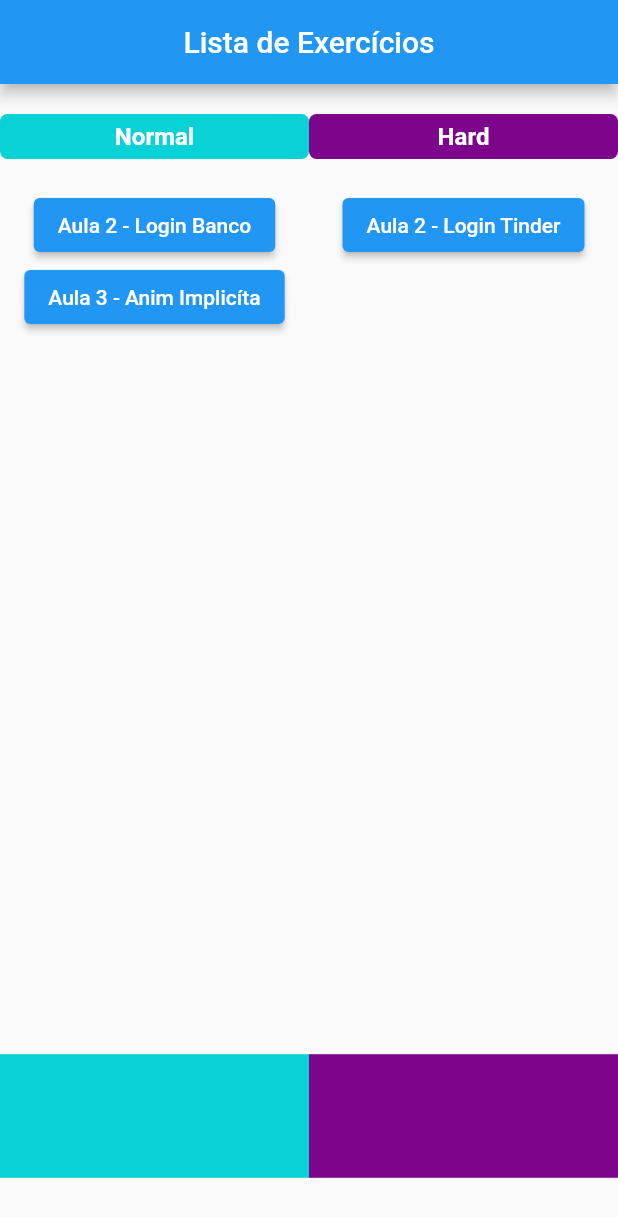
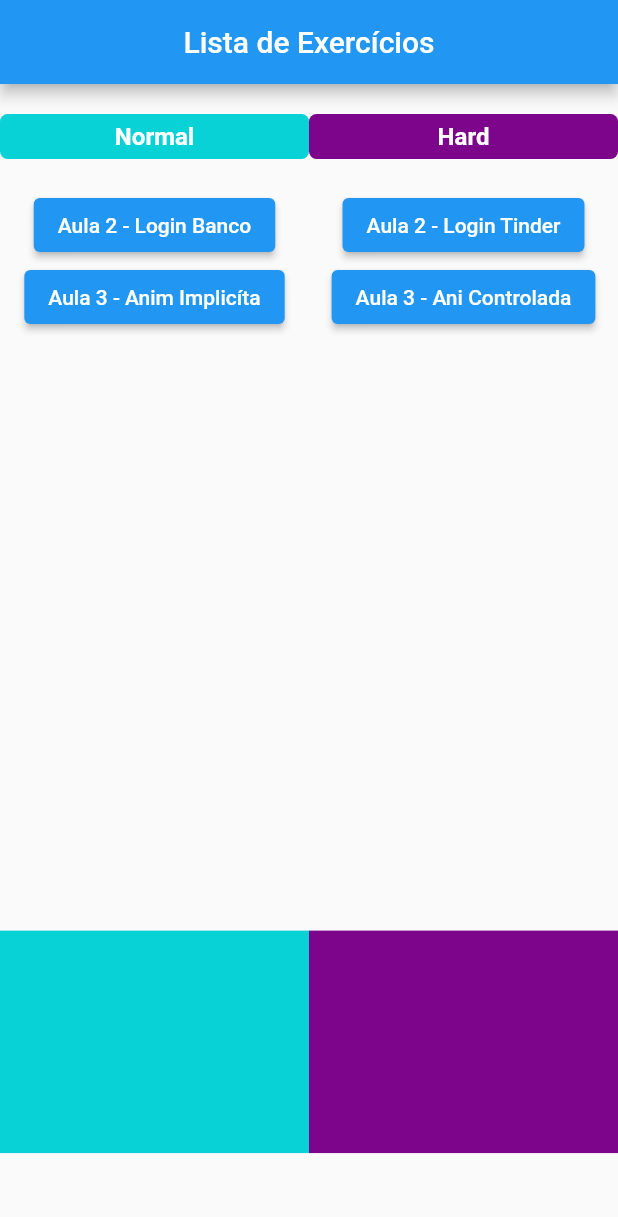
Before and after one commit to natanvalimcardoso/masterclass, a Flutter app: the screen it shows after launch, on a phone screen of 412 x 824 dp. Shown: the top 1217 px of the screen. Run offline on Flutter 3.47's test engine with Material 2 defaults, Android fonts, the phone set to English and light mode, and no system bars.

Commit message:
controladas (ready)

```diff
--- a/lib/home_page.dart
+++ b/lib/home_page.dart
@@ -36,7 +36,7 @@ class HomePage extends StatelessWidget {
                 ),
               ),
               SizedBox(
-                height: MediaQuery.of(context).size.height * 0.7,
+                height: MediaQuery.of(context).size.height * 0.6,
                 child: SingleChildScrollView(
                     child: Column(
                   children: const [
@@ -53,7 +53,7 @@ class HomePage extends StatelessWidget {
                 )),
               ),
               Container(
-                height: MediaQuery.of(context).size.height * 0.1,
+                height: MediaQuery.of(context).size.height * 0.18,
                 width: MediaQuery.of(context).size.width * 0.5,
                 color: Color.fromARGB(255, 8, 210, 213),
               )
@@ -81,7 +81,7 @@ class HomePage extends StatelessWidget {
                 ),
               ),
               SizedBox(
-                height: MediaQuery.of(context).size.height * 0.7,
+                height: MediaQuery.of(context).size.height * 0.6,
                 child: SingleChildScrollView(
                   child: Column(
                     children: const [
@@ -89,12 +89,16 @@ class HomePage extends StatelessWidget {
                           text: 'Aula 2 - Login Tinder',
                           color: Colors.blue,
                           route: '/loginTinder'),
+                      Button(
+                          text: 'Aula 3 - Ani Controlada',
+                          color: Colors.blue,
+                          route: '/animacaoImplicita'),
                     ],
                   ),
                 ),
               ),
               Container(
-                height: MediaQuery.of(context).size.height * 0.1,
+                height: MediaQuery.of(context).size.height * 0.18,
                 width: MediaQuery.of(context).size.width * 0.5,
                 color: Color.fromARGB(255, 124, 5, 139),
               )
--- a/lib/myapp.dart
+++ b/lib/myapp.dart
@@ -1,4 +1,5 @@
 import 'package:flutter/material.dart';
+import 'package:masterclass/aula-3-anima%C3%A7%C3%B5es/animacao_explicita.dart';
 import 'package:masterclass/aula-3-anima%C3%A7%C3%B5es/animacao_implicita.dart';
 import 'package:masterclass/home_page.dart';
 
@@ -13,10 +14,11 @@ class MyApp extends StatelessWidget {
     return MaterialApp(
       initialRoute: '/',
       routes: {
-        '/': (context) =>  HomePage(),
-        '/animacacaoImplicita': (context) =>  AnimacaoImplicita(),
-        '/loginTinder': (context) =>  LoginTinder(),
-        '/loginBank': (context) =>  LoginBank(),
+        '/': (context) => HomePage(),
+        '/animacacaoImplicita': (context) => AnimacaoImplicita(),
+        '/loginTinder': (context) => LoginTinder(),
+        '/loginBank': (context) => LoginBank(),
+        '/animacaoImplicita': (context) => AnimacaoExplicita(),
       },
       debugShowCheckedModeBanner: false,
     );
```
Also changed, not shown: lib/aula-3-animações/animacao_explicita.dart (+55 -3 lines).
